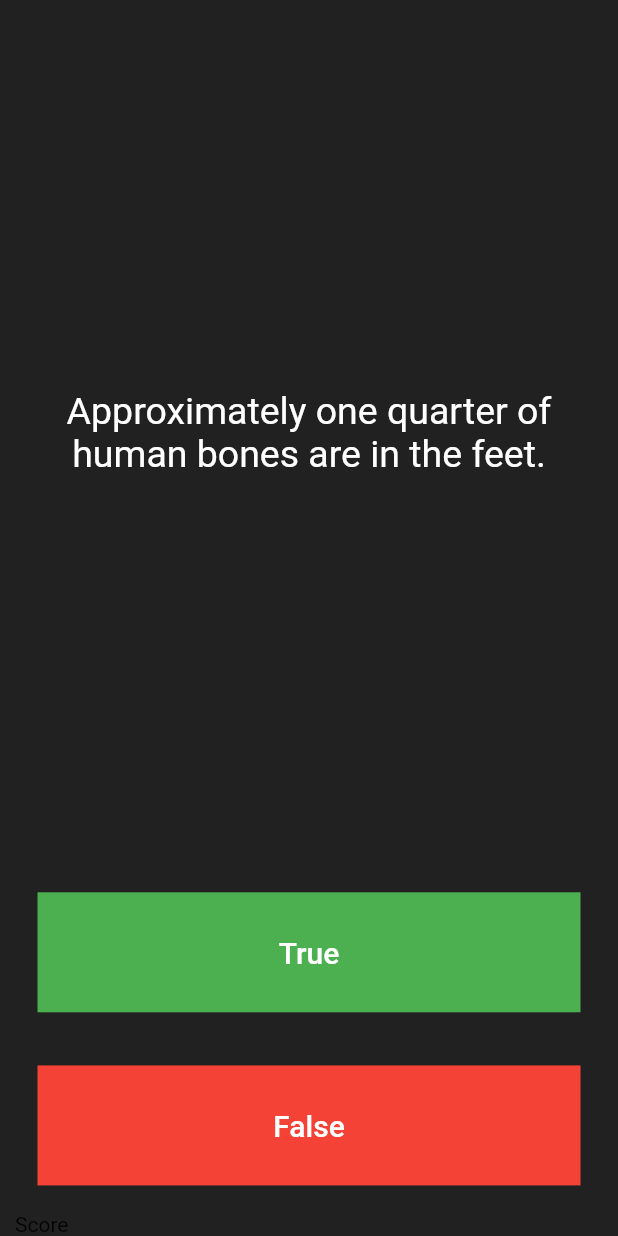
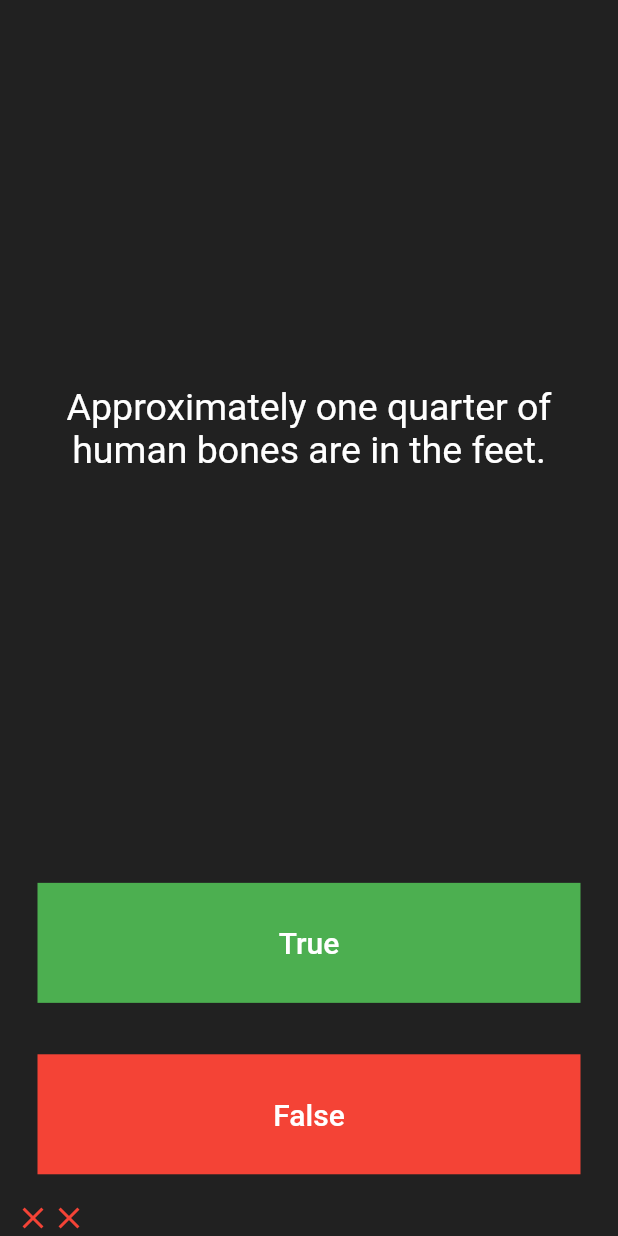
Before and after one commit to divyashivaram/flutter_udemy, a Flutter app: the screen it shows after launch, after a tap on "True", after a tap on "False", on a phone screen of 412 x 824 dp. Run offline on Flutter 3.47's test engine with Material 2 defaults, Android fonts, the phone set to English and light mode, and no system bars; our stand-ins replace audioplayers.

Commit message:
add scorekeeper row

```diff
--- a/quizzler_stub/lib/main.dart
+++ b/quizzler_stub/lib/main.dart
@@ -26,10 +26,27 @@ class QuizPage extends StatefulWidget {
 }
 
 class _QuizPageState extends State<QuizPage> {
-  // List<Icon> scorekeeper = [];
+  List<Icon> scorekeeper = [];
   QuizBrain quizbrain = QuizBrain();
 
-  // List<bool> answers = [false, true, true];
+  void checkAnswer(bool userAnswer) {
+    bool correctAnswer = quizbrain.getAnswer();
+    if (correctAnswer == userAnswer) {
+      scorekeeper.add(
+        Icon(
+          Icons.check,
+          color: Colors.green,
+        ),
+      );
+    } else {
+      scorekeeper.add(
+        Icon(
+          Icons.clear,
+          color: Colors.red,
+        ),
+      );
+    }
+  }
 
   Widget question() {
     return Expanded(
@@ -93,6 +110,7 @@ class _QuizPageState extends State<QuizPage> {
               onPressed: () {
                 setState(() {
                   quizbrain.nextQuestion();
+                  checkAnswer(true);
                 });
               },
             ),
@@ -120,13 +138,14 @@ class _QuizPageState extends State<QuizPage> {
               onPressed: () {
                 setState(() {
                   quizbrain.nextQuestion();
+                  checkAnswer(false);
                 });
               },
             ),
           ),
         ),
         Row(
-          children: [Text('Score')],
+          children: scorekeeper,
         )
       ],
     );
```
